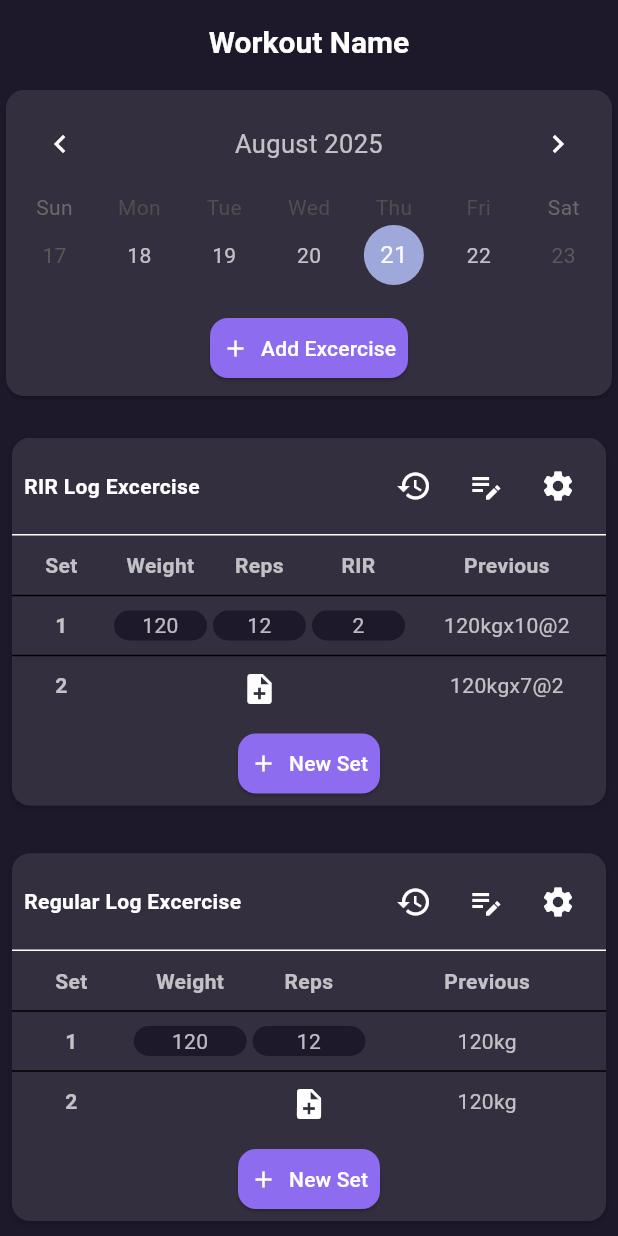
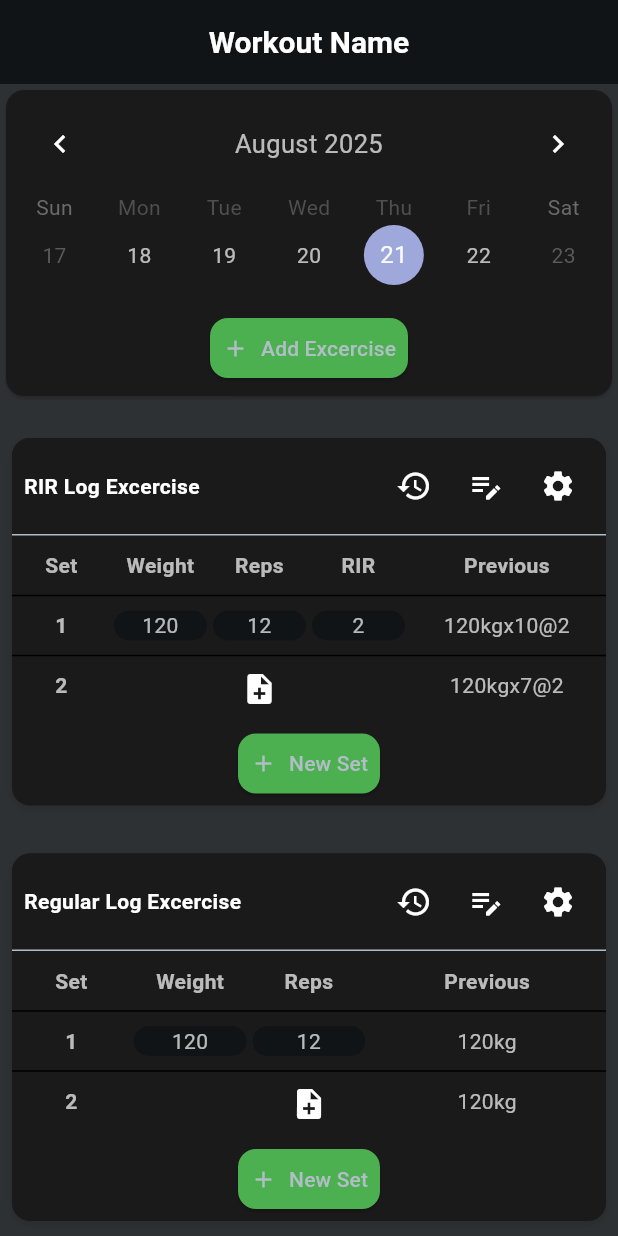
Before and after one commit to diegoZarateFer/gym-tracker-app, a Flutter app: the screen it shows after launch, on a phone screen of 412 x 824 dp. Run offline on Flutter 3.47's test engine with Material 3 defaults, Android fonts, the light colour scheme and no system bars; drawn by our look-alikes of table_calendar.

Commit message:
fix<theme>: Mejoras en el tema de la app

```diff
--- a/lib/core/theme/app_theme.dart
+++ b/lib/core/theme/app_theme.dart
@@ -2,11 +2,11 @@ import 'package:flutter/material.dart';
 
 final ThemeData appTheme = ThemeData(
   brightness: Brightness.dark,
-  scaffoldBackgroundColor: const Color(0xFF1D182A),
+  scaffoldBackgroundColor: Colors.blueGrey,
   colorScheme: const ColorScheme.dark(
-    background: Color(0xFF1D182A),
+    background: Colors.blueGrey,
     surface: Color(0xFF342F3F),
-    primary: Color(0xFF8E6CEF),
+    primary: Color(0xFF395D7D),
     secondary: Color(0xFF8E6CEF),
     onBackground: Colors.white,
     onSurface: Colors.white,
@@ -58,9 +58,77 @@ final ThemeData appTheme = ThemeData(
       borderRadius: BorderRadius.all(Radius.circular(12)),
     ),
     focusedBorder: OutlineInputBorder(
-      borderSide:
-          BorderSide(color: Color(0xFF8E6CEF), width: 2),
+      borderSide: BorderSide(color: Color(0xFF8E6CEF), width: 2),
       borderRadius: BorderRadius.all(Radius.circular(12)),
     ),
   ),
 );
+
+final ThemeData appDarkTheme = ThemeData(
+  brightness: Brightness.dark,
+  scaffoldBackgroundColor: const Color.fromARGB(223, 16, 20, 22),
+  colorScheme: const ColorScheme.dark(
+    background: Color.fromARGB(255, 16, 20, 22),
+    surface: Color(0xFF1A1A1A),
+    primary: Colors.green,
+    secondary: Colors.green,
+    onBackground: Colors.white,
+    onSurface: Colors.white,
+    onPrimary: Color(0xFFB0BEC5),
+    onSecondary: Color(0xFFB0BEC5),
+  ),
+  appBarTheme: const AppBarTheme(
+    backgroundColor: Color(0xFF1A1A1A),
+    foregroundColor: Colors.white,
+    elevation: 0,
+    titleTextStyle: TextStyle(
+      color: Colors.white,
+      fontSize: 20,
+      fontWeight: FontWeight.w600,
+    ),
+  ),
+  textTheme: const TextTheme(
+    bodyLarge: TextStyle(color: Colors.white, fontSize: 16),
+    bodyMedium: TextStyle(color: Colors.white70, fontSize: 14),
+    titleLarge: TextStyle(color: Colors.white, fontWeight: FontWeight.bold),
+  ),
+  elevatedButtonTheme: ElevatedButtonThemeData(
+    style: ElevatedButton.styleFrom(
+      backgroundColor: Colors.green,
+      foregroundColor: const Color(0xFFB0BEC5),
+      shape: const RoundedRectangleBorder(
+        borderRadius: BorderRadius.all(Radius.circular(12)),
+      ),
+      padding: const EdgeInsets.symmetric(horizontal: 20, vertical: 14),
+    ),
+  ),
+  iconTheme: const IconThemeData(color: Colors.white),
+  floatingActionButtonTheme: const FloatingActionButtonThemeData(
+    backgroundColor: Colors.green,
+    foregroundColor: Color(0xFFB0BEC5),
+  ),
+  bottomSheetTheme: const BottomSheetThemeData(
+    backgroundColor: Color(0xFF1A1A1A),
+    elevation: 10,
+    shape: RoundedRectangleBorder(
+      borderRadius: BorderRadius.vertical(
+        top: Radius.circular(12),
+      ),
+    ),
+  ),
+  inputDecorationTheme: const InputDecorationTheme(
+    filled: true,
+    fillColor: Colors.black26,
+    enabledBorder: OutlineInputBorder(
+      borderSide: BorderSide(color: Color(0xFF3C3C3C)),
+      borderRadius: BorderRadius.all(Radius.circular(12)),
+    ),
+    focusedBorder: OutlineInputBorder(
+      borderSide: BorderSide(
+        color: Colors.green,
+        width: 2,
+      ),
+      borderRadius: BorderRadius.all(Radius.circular(12)),
+    ),
+  ),
+);
--- a/lib/main.dart
+++ b/lib/main.dart
@@ -14,7 +14,7 @@ class MyApp extends StatelessWidget {
   Widget build(BuildContext context) {
     return MaterialApp(
       title: 'Flutter Demo',
-      theme: appTheme,
+      theme: appDarkTheme,
       home: const RegisterWorkoutPage(),
       routes: {
         RegisterWorkoutPage.route: (context) => const RegisterWorkoutPage(),
--- a/lib/pages/extensions/context_ext.dart
+++ b/lib/pages/extensions/context_ext.dart
@@ -14,6 +14,7 @@ extension ContextExt on BuildContext {
       context: this,
       useSafeArea: true,
       isScrollControlled: true,
+      backgroundColor: const Color(0xFF1A1A1A),
       builder: (modalContext) {
         return Padding(
           padding: const EdgeInsets.all(8),
```
